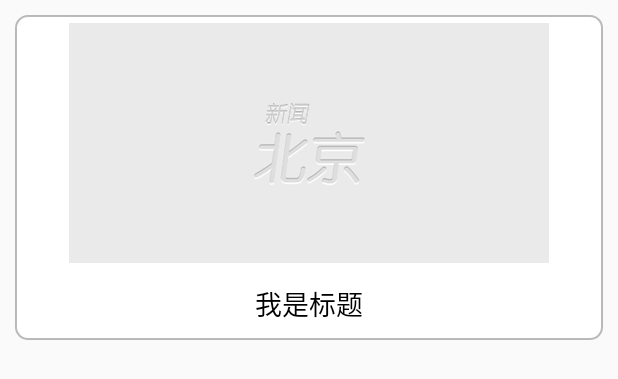
After one commit to yiyoxy/BeijingNews, an Android app: the layout item_photos_menu_detail_pager.xml on its own in the app's theme, with its tools: preview values and no code run, on a phone screen of 412 x 824 dp. The commit adds this screen. Shown: the top 379 px of the screen. Run offline under Robolectric (Android 15) with nearby library versions, the light colour scheme and no system bars.

Commit message:
组图页面数据绑定和页面切换 1.使用网络请求图组的数据 2.设置适配器 3.List和Grid切换显示

```diff
--- /dev/null
+++ b/app/src/main/res/drawable/item_photos_selector.xml
@@ -0,0 +1,8 @@
+<?xml version="1.0" encoding="utf-8"?>
+<shape xmlns:android="http://schemas.android.com/apk/res/android"
+    android:shape="rectangle">
+    <corners android:radius="8dp" />
+    <solid android:color="#ffffff" />
+    <!--边线颜色,宽度-->
+    <stroke android:color="#44000000" android:width="1dp"/>
+</shape>
--- /dev/null
+++ b/app/src/main/res/layout/item_photos_menu_detail_pager.xml
@@ -0,0 +1,39 @@
+<?xml version="1.0" encoding="utf-8"?>
+<LinearLayout xmlns:android="http://schemas.android.com/apk/res/android"
+    android:layout_width="match_parent"
+    android:layout_height="wrap_content"
+    android:gravity="center"
+    android:orientation="vertical"
+    android:padding="10dp">
+
+    <LinearLayout
+        android:background="@drawable/item_photos_selector"
+        android:layout_width="match_parent"
+        android:layout_height="wrap_content"
+        android:gravity="center"
+        android:orientation="vertical"
+        android:padding="5dp">
+
+        <ImageView
+            android:id="@+id/iv_icon"
+            android:layout_width="wrap_content"
+            android:layout_height="160dp"
+            android:layout_gravity="center_horizontal"
+            android:scaleType="centerCrop"
+            android:src="@drawable/home_scroll_default" />
+
+
+        <TextView
+            android:id="@+id/tv_title"
+            android:layout_width="wrap_content"
+            android:layout_height="wrap_content"
+            android:layout_gravity="center_horizontal"
+            android:layout_marginTop="8dp"
+            android:padding="5dp"
+            android:text="我是标题"
+            android:textSize="18sp"
+            android:textColor="#000000"/>
+
+    </LinearLayout>
+
+</LinearLayout>
```
Also changed, not shown: app/src/main/java/cn/tron/beijingnews/bean/PhotosMenuBean.java (added, +206 -0 lines), app/src/main/java/cn/tron/beijingnews/detailpager/PhotosMenuDetailPager.java (+166 -1 lines), app/src/main/java/cn/tron/beijingnews/pager/NewsCenterPager.java (+5 -3 lines), app/src/main/res/layout/photos_menu_detail_pager.xml (+8 -2 lines), app/src/main/res/drawable-hdpi/home_scroll_default.png (added).
